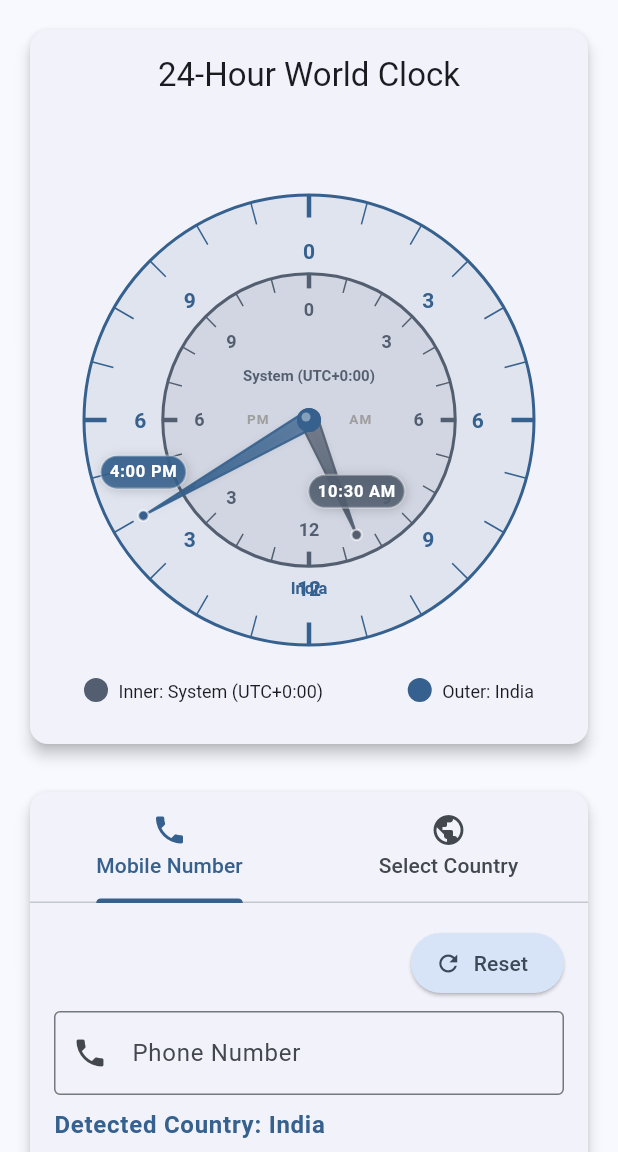
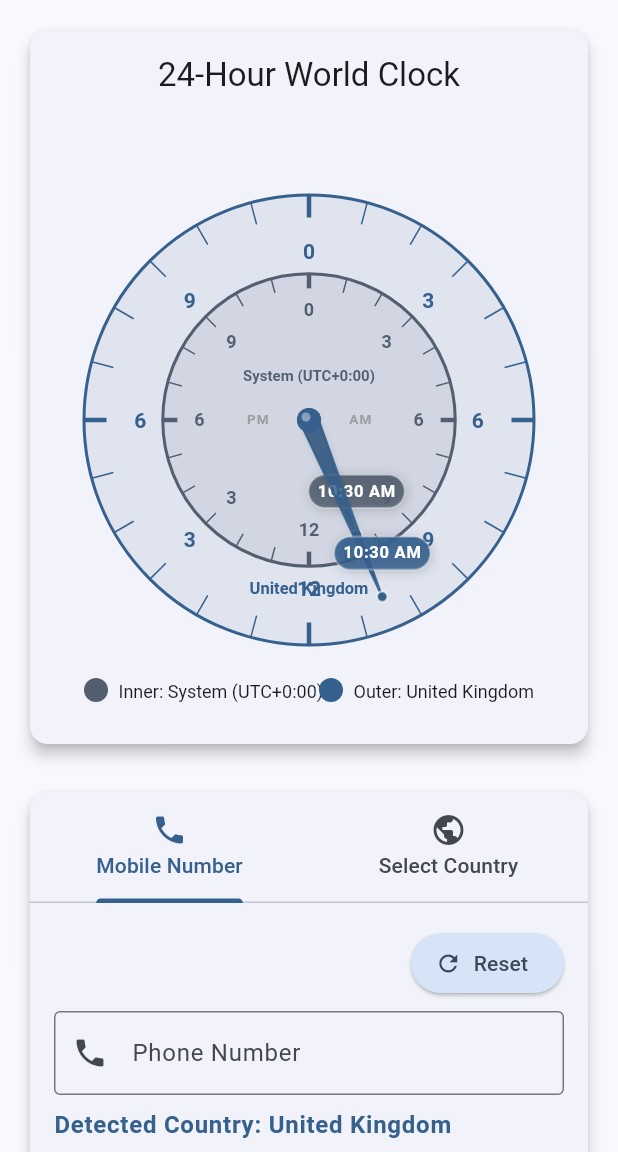
Before and after one commit to anandanmb01/telephone_world_clock, a Flutter app: the screen it shows after launch, after a tap on "Reset", on a phone screen of 412 x 824 dp, the part 84-1236 px from its top. Run offline on Flutter 3.47's test engine with Material 3 defaults, Android fonts, the phone set to English and light mode, and no system bars.

Commit message:
Auto-detect default country from system timezone offset
- Add _detectCountryFromSystemTimezone() to match system offset to country
- Initialize outer circle country based on detected timezone
- Update reset function to use detected country instead of hardcoded 'IN'
- Falls back to India if no exact timezone match found
- Makes app timezone-aware for better default UX

```diff
--- a/lib/screens/world_clock_home_page.dart
+++ b/lib/screens/world_clock_home_page.dart
@@ -51,8 +51,8 @@ class WorldClockHomePage extends StatefulWidget {
 
 class _WorldClockHomePageState extends State<WorldClockHomePage>
     with SingleTickerProviderStateMixin {
-  String _phoneCountryCode = 'IN';
-  int _phoneOffset = 330; // Default to India
+  late String _phoneCountryCode;
+  late int _phoneOffset;
   Timer? _timer;
   DateTime _currentTime = DateTime.now();
   late TabController _tabController;
@@ -78,9 +78,29 @@ class _WorldClockHomePageState extends State<WorldClockHomePage>
     return 'System (UTC$sign$hours:${minutes.toString().padLeft(2, '0')})';
   }
 
+  // Detect default country based on system timezone offset
+  String _detectCountryFromSystemTimezone() {
+    final systemOffsetMinutes = _systemOffset;
+
+    // Try to find a country with matching offset
+    for (var entry in countryData.entries) {
+      if (entry.value['offset'] == systemOffsetMinutes) {
+        return entry.key;
+      }
+    }
+
+    // If no exact match, return India as fallback
+    return 'IN';
+  }
+
   @override
   void initState() {
     super.initState();
+
+    // Detect default country based on system timezone
+    _phoneCountryCode = _detectCountryFromSystemTimezone();
+    _phoneOffset = countryData[_phoneCountryCode]?['offset'] ?? 330;
+
     _tabController = TabController(length: 2, vsync: this);
     _timer = Timer.periodic(const Duration(seconds: 1), (timer) {
       setState(() {
@@ -102,8 +122,8 @@ class _WorldClockHomePageState extends State<WorldClockHomePage>
   void _resetPhoneNumber() {
     setState(() {
       _phoneController.clear();
-      _phoneCountryCode = 'IN';
-      _phoneOffset = 330;
+      _phoneCountryCode = _detectCountryFromSystemTimezone();
+      _phoneOffset = countryData[_phoneCountryCode]?['offset'] ?? 330;
       _localTimeController.clear();
       _remoteTimeController.clear();
     });
```
